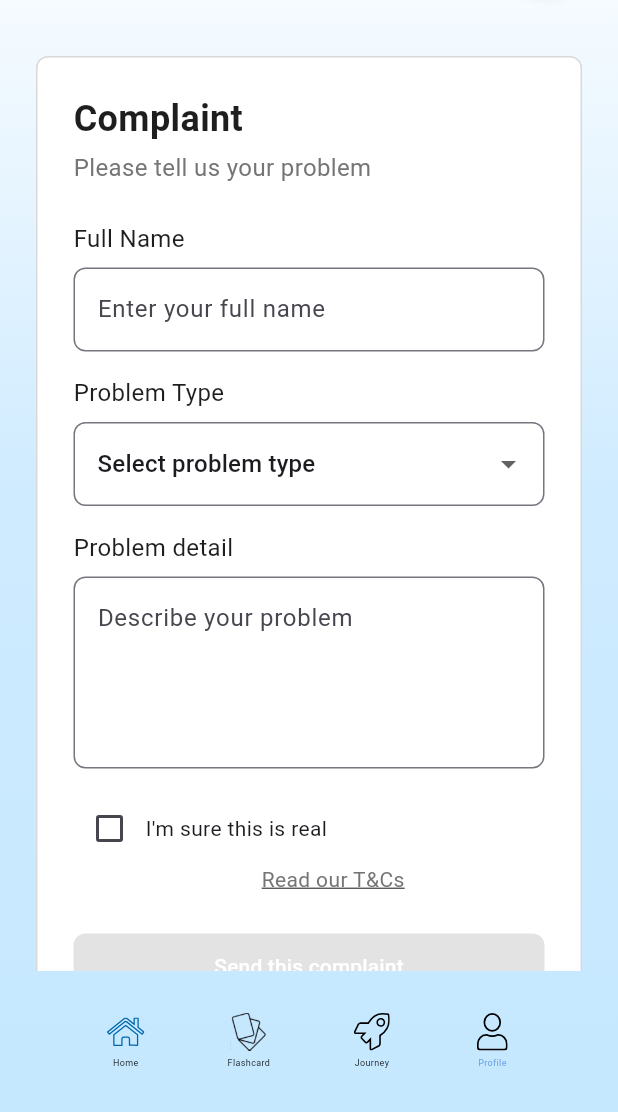
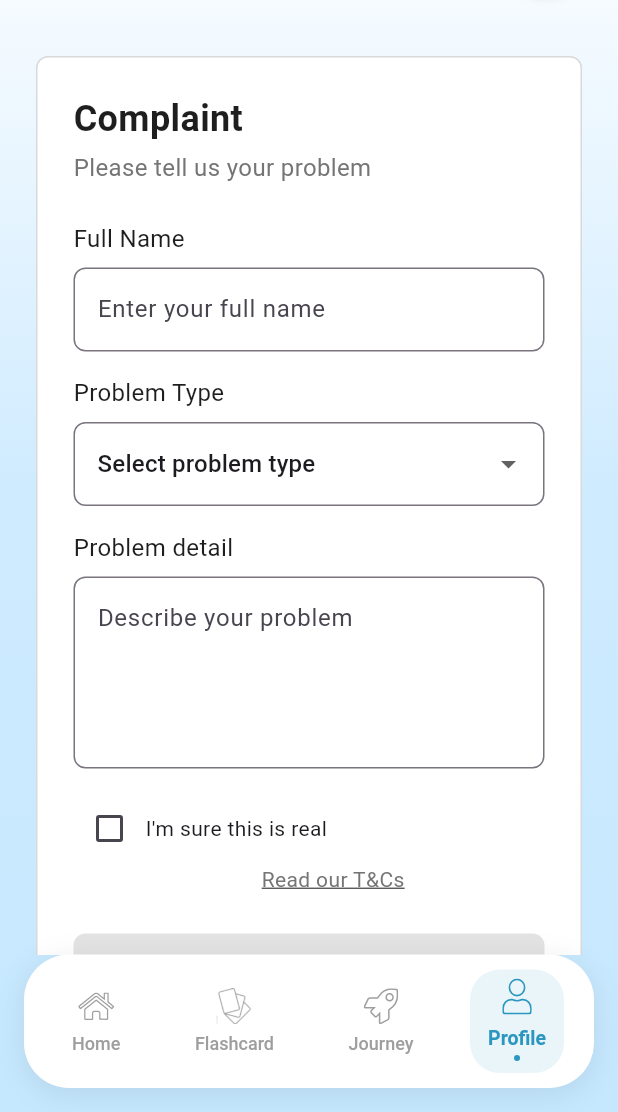
Before and after one commit to khuong2924/nckh-ielts-learning-app, a Flutter app: the ComplaintPage screen opened directly, on a phone screen of 412 x 824 dp, the part 124-1236 px from its top. Run offline on Flutter 3.47's test engine with Material 3 defaults, Android fonts, the phone set to English and light mode, and no system bars; our stand-ins replace audioplayers, cloud_firestore, dio, emoji_picker_flutter, file_picker, firebase_auth and 9 more; accounts and stored records are empty; Roboto replaces fonts that are missing (Montserrat-SemiBold).

Commit message:
fix ui nav bar

```diff
--- a/lib/presentation/components/BottomNavBar.dart
+++ b/lib/presentation/components/BottomNavBar.dart
@@ -3,10 +3,6 @@ import 'package:auth/presentation/pages/main-page/sample-test-home-page.dart';
 import 'package:flutter/material.dart';
 import 'package:auth/presentation/pages/flashcard/flashcard-home.dart';
 import 'package:flutter_svg/flutter_svg.dart';
-// Đảm bảo import trang ComplaintPage
-
-
-
 import 'package:auth/presentation/pages/main-page/setting-page.dart';
 
 class BottomNavBar extends StatelessWidget {
@@ -21,85 +17,178 @@ class BottomNavBar extends StatelessWidget {
 
   @override
   Widget build(BuildContext context) {
+    final Color activeColor = const Color.fromARGB(255, 43, 150, 192);
+
     return Container(
-      padding: const EdgeInsets.symmetric(vertical: 12),
-      margin: const EdgeInsets.all(16),
+      padding: const EdgeInsets.symmetric(vertical: 10, horizontal: 20),
+      margin: const EdgeInsets.fromLTRB(16, 0, 16, 16),
       decoration: BoxDecoration(
-        color: const Color(0x0056c9ed),
+        color: Colors.white,
         borderRadius: BorderRadius.circular(30),
+        boxShadow: [
+          BoxShadow(
+            color: Colors.black.withAlpha(20),
+            blurRadius: 15,
+            offset: const Offset(0, 4),
+            spreadRadius: 1,
+          ),
+        ],
       ),
       child: Row(
-        mainAxisAlignment: MainAxisAlignment.spaceEvenly,
+        mainAxisAlignment: MainAxisAlignment.spaceBetween,
         children: [
-          _buildNavItem('Home', 'lib/icons/ic-home.svg', currentIndex == 0, onTap: () {
-            onTap(0);
-            Navigator.push(
-              context,
-              MaterialPageRoute(builder: (context) => HomeLoad()), // Điều hướng đến ComplaintPage
-            );
-          }),
-          _buildNavItem('Flashcard', 'lib/icons/ic-homecard.png', currentIndex == 1, isImage: true, onTap: () {
-            onTap(1);
-            Navigator.push(
-              context,
-              MaterialPageRoute(builder: (context) => FlashcardHome()), // Điều hướng đến ComplaintPage
-            );
-          }),
-          _buildNavItem('Journey', 'lib/icons/ic-journey.svg', currentIndex == 2, onTap: () {
-            onTap(2);
-            Navigator.push(
-              context,
-              MaterialPageRoute(builder: (context) => HomePage()), // Điều hướng đến ComplaintPage
-            );
-          }),
-          _buildNavItem('Profile', 'lib/icons/ic-profile.svg', currentIndex == 3, onTap: () {
-            onTap(3);
-            Navigator.push(
-              context,
-              MaterialPageRoute(builder: (context) => SettingPage()), // Điều hướng đến ProfilePage
-            );
-          }),
-
+          _buildNavItem(context, 'Home', 'lib/icons/ic-home.svg', 0),
+          _buildNavItem(context, 'Flashcard', 'lib/icons/ic-homecard.png', 1, isImage: true),
+          _buildNavItem(context, 'Journey', 'lib/icons/ic-journey.svg', 2),
+          _buildNavItem(context, 'Profile', 'lib/icons/ic-profile.svg', 3),
         ],
       ),
     );
   }
 
   Widget _buildNavItem(
+    BuildContext context,
     String label,
     String iconPath,
-      bool isActive,
-      {bool isImage = false,
-        VoidCallback? onTap}
+    int index,
+    {bool isImage = false}
   ) {
-    return GestureDetector(
-      onTap: onTap,
+    // Use the currentIndex passed to the widget to determine active state
+    bool isActive = currentIndex == index;
+    final Color activeColor = const Color.fromARGB(255, 43, 150, 192);
+    final Color inactiveColor = const Color(0xFF9E9E9E);
+
+    return InkWell(
+      onTap: () {
+        // Call onTap before navigation to update the UI state in the parent widget
+        onTap(index);
+
+        // Then handle navigation
+        _navigateToPage(context, index);
+      },
+      splashColor: activeColor.withAlpha(25),
+      highlightColor: activeColor.withAlpha(51),
+      borderRadius: BorderRadius.circular(20),
+      child: AnimatedContainer(
+        duration: const Duration(milliseconds: 250),
+        curve: Curves.easeInOut,
+        padding: const EdgeInsets.symmetric(horizontal: 12, vertical: 8),
+        decoration: BoxDecoration(
+          color: isActive ? activeColor.withAlpha(25) : Colors.transparent,
+          borderRadius: BorderRadius.circular(20),
+        ),
         child: Column(
           mainAxisSize: MainAxisSize.min,
           children: [
-          isImage
+            AnimatedContainer(
+              duration: const Duration(milliseconds: 300),
+              curve: Curves.easeInOut,
+              transform: isActive
+                ? (Matrix4.identity()..translate(0.0, -2.0))
+                : Matrix4.identity(),
+              child: isImage
                 ? Image.asset(
                     iconPath,
-            width: 25,
-            height: 25,
-            fit: BoxFit.fill,
+                    width: 24,
+                    height: 24,
+                    color: isActive ? activeColor : inactiveColor,
                   )
                 : SvgPicture.asset(
                     iconPath,
-            width: 25,
-            height: 25,
+                    width: 24,
+                    height: 24,
+                    colorFilter: ColorFilter.mode(
+                      isActive ? activeColor : inactiveColor,
+                      BlendMode.srcIn,
                     ),
-          const SizedBox(height: 4),
-          Text(
-            label,
+                  ),
+            ),
+            const SizedBox(height: 6),
+            AnimatedDefaultTextStyle(
+              duration: const Duration(milliseconds: 200),
               style: TextStyle(
-              fontSize: 6,
-              color: isActive ? const Color(0xaf4681da) : Colors.black,
+                fontSize: isActive ? 13 : 12,
+                fontWeight: isActive ? FontWeight.bold : FontWeight.w500,
+                color: isActive ? activeColor : inactiveColor,
                 fontFamily: 'Montserrat-SemiBold',
+              ),
+              child: Text(label),
+            ),
+            AnimatedContainer(
+              duration: const Duration(milliseconds: 300),
+              margin: EdgeInsets.only(top: isActive ? 4 : 0),
+              width: isActive ? 4 : 0,
+              height: isActive ? 4 : 0,
+              decoration: BoxDecoration(
+                color: activeColor,
+                shape: BoxShape.circle,
               ),
             ),
           ],
         ),
+      ),
     );
   }
+
+  // Separate navigation logic from state management
+  void _navigateToPage(BuildContext context, int index) {
+    switch (index) {
+      case 0:
+        if (context.findAncestorWidgetOfExactType<HomeLoad>() == null) {
+          Navigator.pushReplacement(
+            context,
+            PageRouteBuilder(
+              pageBuilder: (_, animation, __) => const HomeLoad(),
+              transitionsBuilder: (_, animation, __, child) {
+                return FadeTransition(opacity: animation, child: child);
+              },
+              transitionDuration: const Duration(milliseconds: 300),
+            ),
+          );
         }
+        break;
+      case 1:
+        if (context.findAncestorWidgetOfExactType<FlashcardHome>() == null) {
+          Navigator.pushReplacement(
+            context,
+            PageRouteBuilder(
+              pageBuilder: (_, animation, __) => const FlashcardHome(),
+              transitionsBuilder: (_, animation, __, child) {
+                return FadeTransition(opacity: animation, child: child);
+              },
+              transitionDuration: const Duration(milliseconds: 300),
+            ),
+          );
+        }
+        break;
+      case 2:
+        if (context.findAncestorWidgetOfExactType<HomePage>() == null) {
+          Navigator.pushReplacement(
+            context,
+            PageRouteBuilder(
+              pageBuilder: (_, animation, __) => const HomePage(),
+              transitionsBuilder: (_, animation, __, child) {
+                return FadeTransition(opacity: animation, child: child);
+              },
+              transitionDuration: const Duration(milliseconds: 300),
+            ),
+          );
+        }
+        break;
+      case 3:
+        if (context.findAncestorWidgetOfExactType<SettingPage>() == null) {
+          Navigator.pushReplacement(
+            context,
+            PageRouteBuilder(
+              pageBuilder: (_, animation, __) => const SettingPage(),
+              transitionsBuilder: (_, animation, __, child) {
+                return FadeTransition(opacity: animation, child: child);
+              },
+              transitionDuration: const Duration(milliseconds: 300),
+            ),
+          );
+        }
+        break;
+    }
+  }
+}
```
Lines whose indentation alone changed are shown as unchanged.
